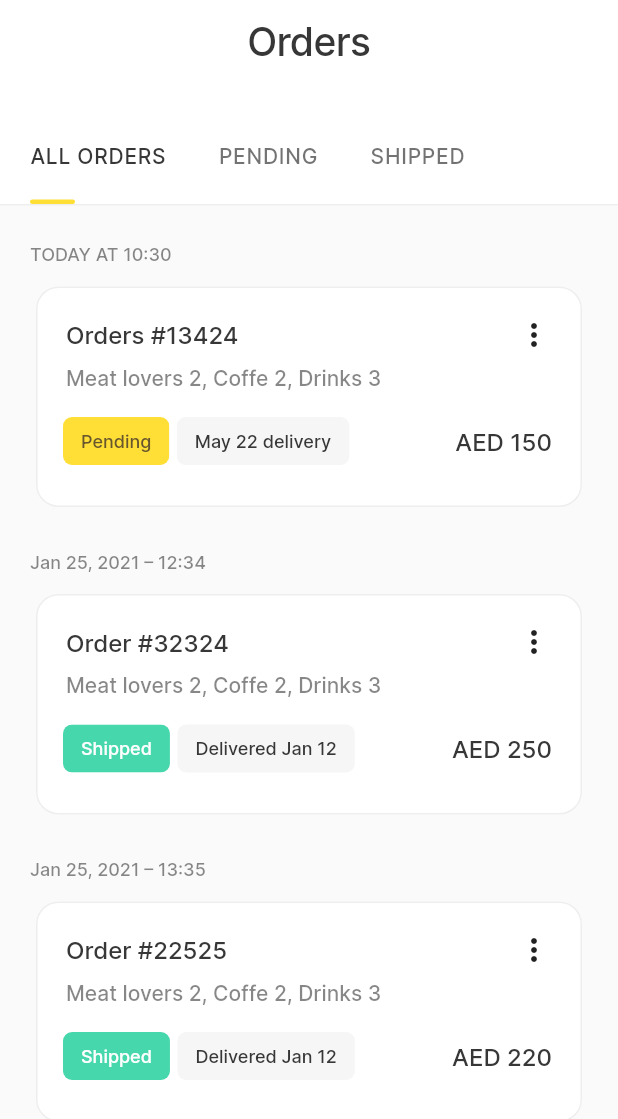
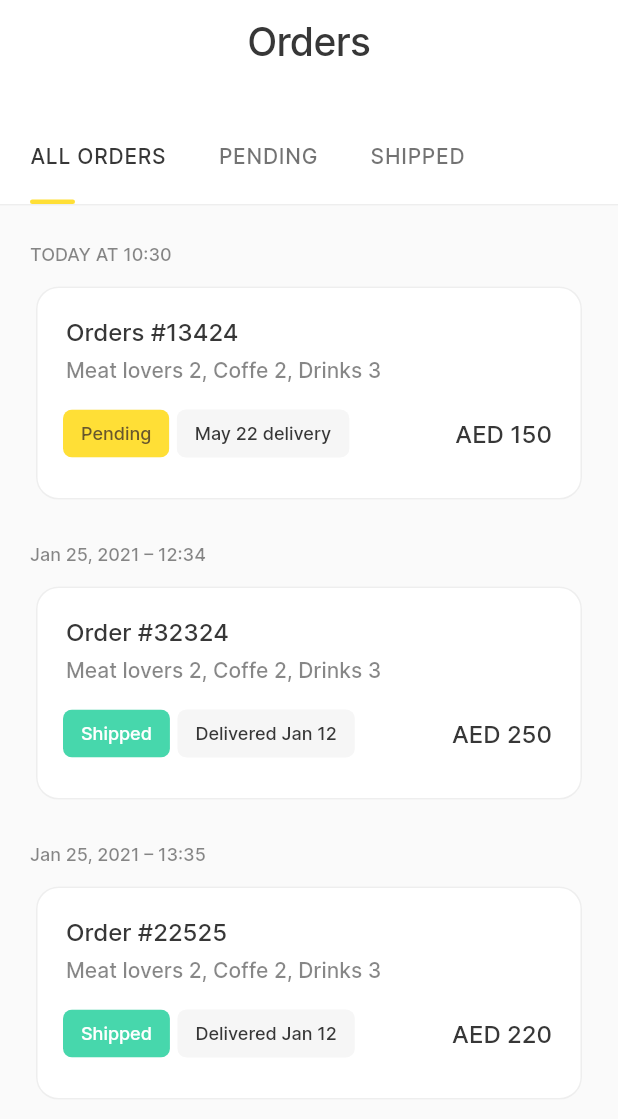
Before and after one commit to fcolakovic2/meelz, a Flutter app: the screen it shows after launch, on a phone screen of 412 x 824 dp. Shown: the top 1119 px of the screen. Run offline on Flutter 3.47's test engine with Material 2 defaults, Android fonts, the phone set to English and light mode, and no system bars.

Commit message:
zakomentarisane tackice na kartici

```diff
--- a/lib/view/card_custom/widgets/title_dots_without_image.dart
+++ b/lib/view/card_custom/widgets/title_dots_without_image.dart
@@ -25,11 +25,11 @@ class TitleDots extends StatelessWidget {
             ),
           ],
         ),
-        Column(
-          children: <Widget>[
-            Icon(Icons.more_vert),
-          ],
-        ),
+        // Column(
+        //   children: <Widget>[
+        //     Icon(Icons.more_vert),
+        //   ],
+        // ),
       ],
     );
   }
```
